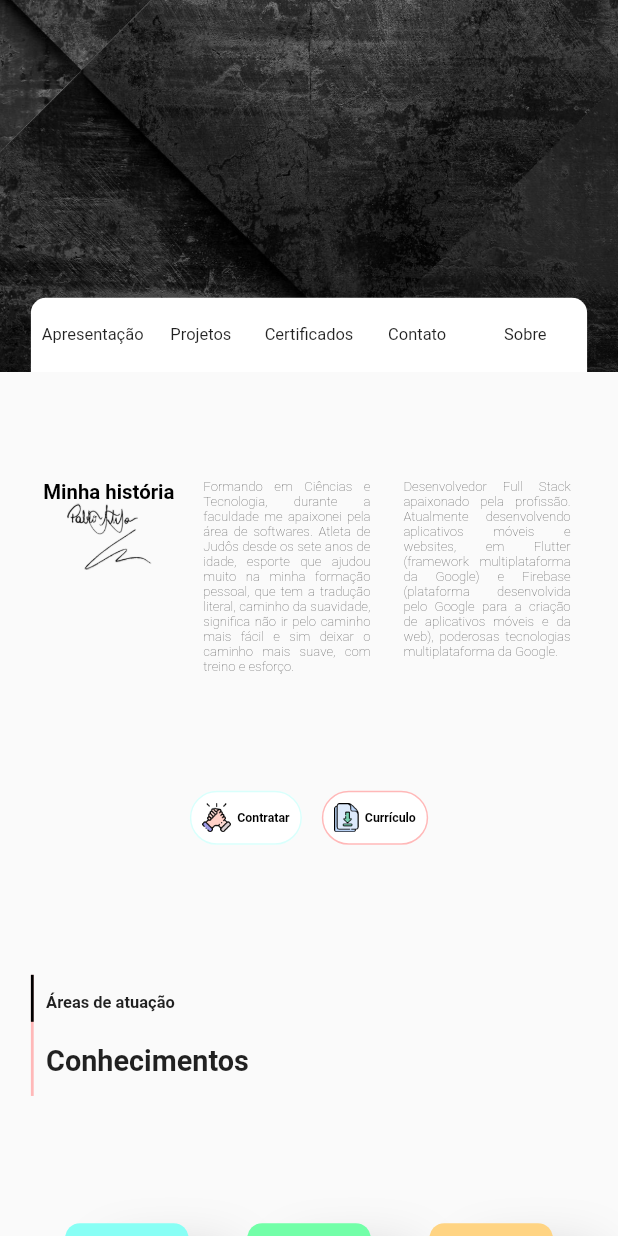
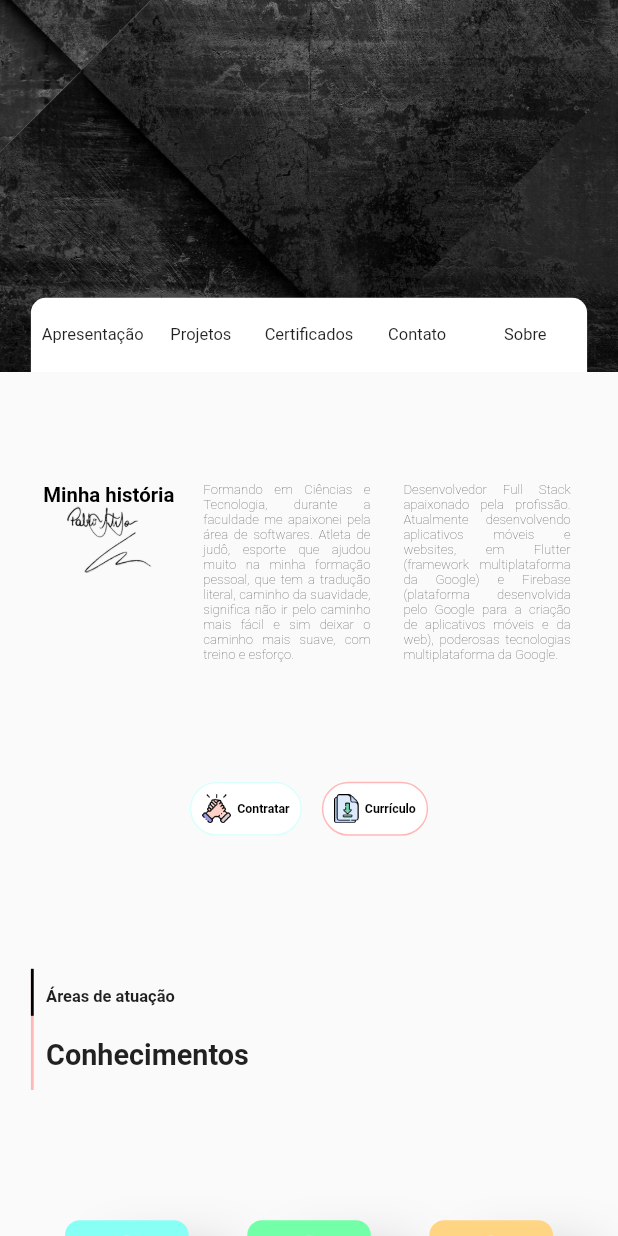
Before and after one commit to pablostefan/portfolio_website, a Flutter app: the screen it shows after launch, scrolled down 576 dp, on a phone screen of 412 x 824 dp. Run offline on Flutter 3.47's test engine with Material 2 defaults, Android fonts, the phone set to English and light mode, and no system bars; our stand-ins replace scroll_snap_list; missing offline and left inert: dart:html.

Commit message:
Arrumando textos

```diff
--- a/lib/constants.dart
+++ b/lib/constants.dart
@@ -251,4 +251,4 @@ const String aboutTextDev =
     """Desenvolvedor Full Stack apaixonado pela profissão. Atualmente desenvolvendo aplicativos móveis e websites, em Flutter (framework multiplataforma da Google) e Firebase (plataforma desenvolvida pelo Google para a criação de aplicativos móveis e da web), poderosas tecnologias multiplataforma da Google.""";
 
 const String aboutTextLife =
-    """Formando em Ciências e Tecnologia, durante a faculdade me apaixonei pela área de softwares. Atleta de Judôs desde os sete anos de idade, esporte que ajudou muito na minha formação pessoal, que tem a tradução literal, caminho da suavidade, significa não ir pelo caminho mais fácil e sim deixar o caminho mais suave, com treino e esforço.""";
+    """Formando em Ciências e Tecnologia, durante a faculdade me apaixonei pela área de softwares. Atleta de judô, esporte que ajudou muito na minha formação pessoal, que tem a tradução literal, caminho da suavidade, significa não ir pelo caminho mais fácil e sim deixar o caminho mais suave, com treino e esforço.""";
--- a/lib/sections/topSection/components/glass_content.dart
+++ b/lib/sections/topSection/components/glass_content.dart
@@ -64,7 +64,7 @@ class GlassContent extends StatelessWidget {
               SizedBox(
                 width: size.width * 0.22,
                 child: Text(
-                  """Sou aluno de Ciências e tecnologia na Universidade Federal do Rio Grande do Norte, esse é meu portfólio feito com Flutter, aqui estão minhas principais informações.""",
+                  """Sou aluno de Ciências e Tecnologia na Universidade Federal do Rio Grande do Norte, esse é meu portfólio feito com Flutter, aqui estão minhas principais informações.""",
                   style: TextStyle(
                     fontSize: fontSizeMean(size),
                     fontWeight: FontWeight.bold,
```
